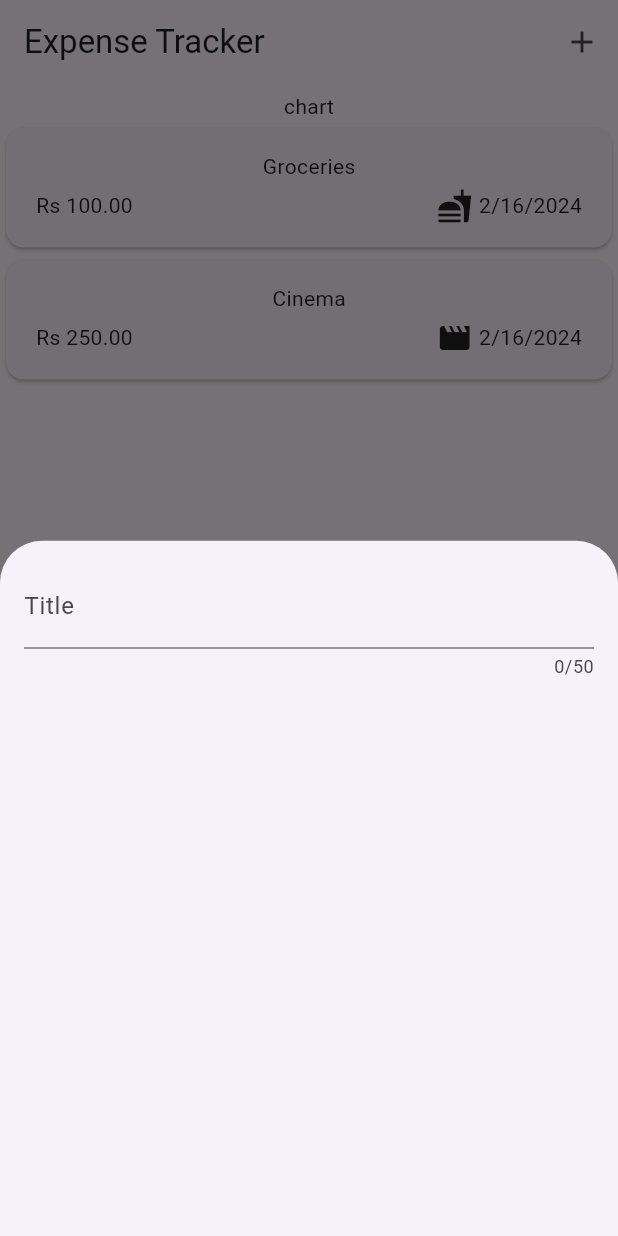
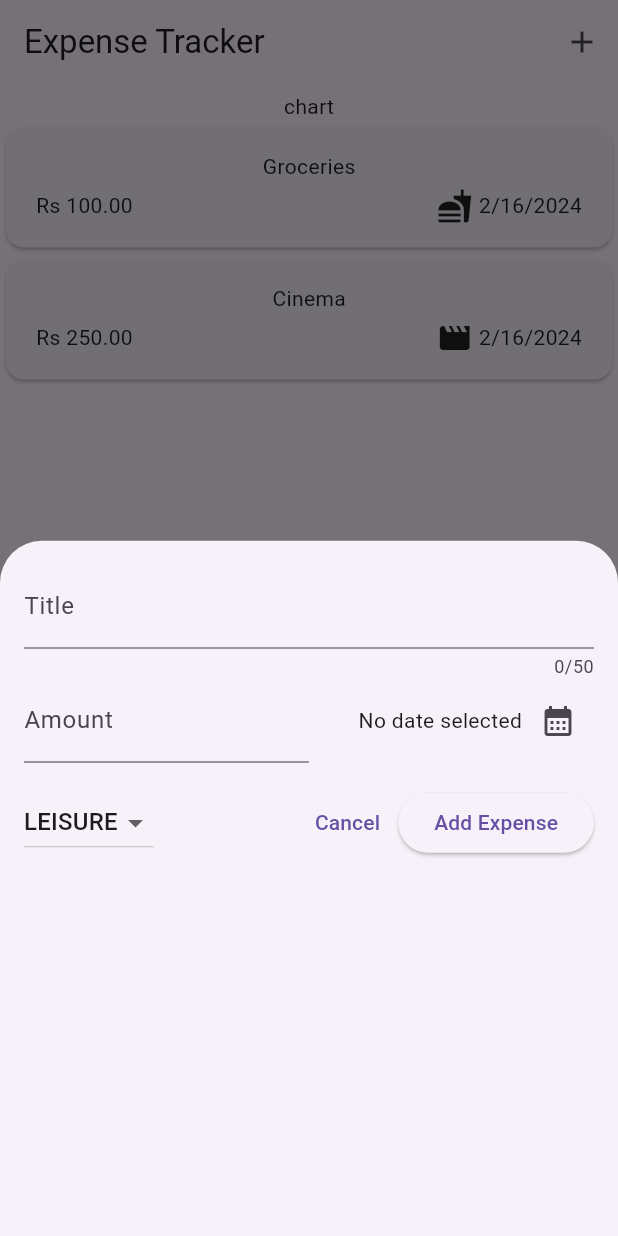
Before and after one commit to rafaykhokhar/Expense-Tracker, a Flutter app: the screen it shows after launch, after a tap on the "add" icon, on a phone screen of 412 x 824 dp. Run offline on Flutter 3.47's test engine with Material 3 defaults, Android fonts, the phone set to English and light mode, and no system bars.

Commit message:
drop down button added

```diff
--- a/expense_tracker/lib/main.dart
+++ b/expense_tracker/lib/main.dart
@@ -3,7 +3,7 @@ import 'package:expense_tracker/widgets/expenses.dart';
 
 void main() {
   runApp(const MaterialApp(
-    debugShowCheckedModeBanner: false,
+    debugShowCheckedModeBanner: false ,
     home: Expenses(),
   ));
 }
--- a/expense_tracker/lib/widgets/new_expense.dart
+++ b/expense_tracker/lib/widgets/new_expense.dart
@@ -1,4 +1,5 @@
 import 'package:flutter/material.dart';
+import 'package:expense_tracker/models/expense.dart';
 
 class NewExpense extends StatefulWidget {
   const NewExpense({super.key});
@@ -8,20 +9,105 @@ class NewExpense extends StatefulWidget {
 }
 
 class _NewExpenseState extends State<NewExpense> {
+  final titleController = TextEditingController();
+  final amountController = TextEditingController();
+  DateTime? selectedDate;
+  Category selectedCategory = Category.leisure;
+
+  void presentDatePicker() async {
+    final now = DateTime.now();
+    final firstDate = DateTime(now.year - 1, now.month, now.day);
+    final pickedDate = await showDatePicker(
+      context: context,
+      initialDate: now,
+      firstDate: firstDate,
+      lastDate: now,
+    );
+    setState(() {
+      selectedDate = pickedDate;
+    });
+  }
+
+  @override
+  void dispose() {
+    titleController.dispose();
+    amountController.dispose();
+    super.dispose();
+  }
+
   @override
   Widget build(BuildContext context) {
-    return const Padding(
-      padding: EdgeInsets.all(16.0),
+    return Padding(
+        padding: const EdgeInsets.all(16.0),
         child: Column(
           crossAxisAlignment: CrossAxisAlignment.end,
           children: [
             TextField(
               maxLength: 50,
-            decoration: InputDecoration(labelText: 'Title'),
+              controller: titleController,
+              decoration: const InputDecoration(labelText: 'Title'),
+            ),
+            Row(
+              children: [
+                Expanded(
+                  child: TextField(
+                    keyboardType: TextInputType.number,
+                    controller: amountController,
+                    decoration: const InputDecoration(
+                        prefixText: 'Rs. ', labelText: 'Amount'),
+                  ),
+                ),
+                Expanded(
+                  child: Row(
+                    mainAxisAlignment: MainAxisAlignment.end,
+                    crossAxisAlignment: CrossAxisAlignment.center,
+                    children: [
+                      Text(selectedDate == null
+                          ? 'No date selected'
+                          : formatter.format(selectedDate!)),
+                      IconButton(
+                          onPressed: presentDatePicker,
+                          icon: const Icon(Icons.calendar_month)),
+                    ],
+                  ),
+                ),
+              ],
+            ),
+
+            const SizedBox(height: 16),
+            Row(
+              children: [
+                DropdownButton(
+                  value: selectedCategory,
+                    items: Category.values
+                        .map((Category) => DropdownMenuItem(
+                            value: Category,
+                            child: Text(Category.name.toUpperCase())))
+                        .toList(),
+                    onChanged: (value) {
+                      if (value == null) {
+                        return;
+                      }
+
+                      setState(() {
+                        selectedCategory = value;
+                      });
+                    }),
+                    const Spacer(),
+                TextButton(
+                    onPressed: () {
+                      Navigator.pop(context);
+                    },
+                    child: const Text('Cancel')),
+                ElevatedButton(
+                    onPressed: () {
+                      print(titleController);
+                      print(amountController);
+                    },
+                    child: const Text('Add Expense')),
+              ],
             )
-
           ],
-
         ));
   }
 }
```
Lines whose indentation alone changed are shown as unchanged.
